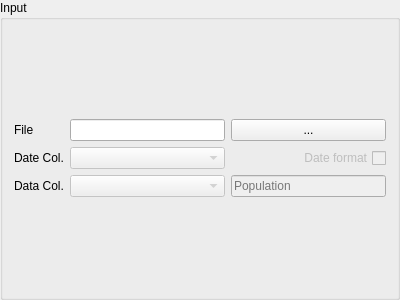
Qt form epipy/ui/view/inputgroupbox.ui (ckaus/EpiPy) before a commit.
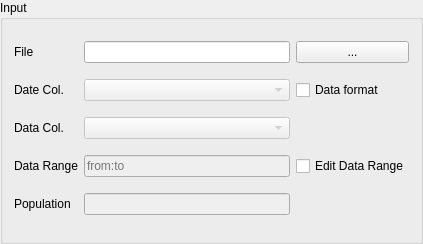
The same form after that commit.

Commit message: add data range to gui

Diff of the .ui file:
```diff
--- a/epipy/ui/view/inputgroupbox.ui
+++ b/epipy/ui/view/inputgroupbox.ui
@@ -6,8 +6,8 @@
    <rect>
     <x>0</x>
     <y>0</y>
-    <width>400</width>
-    <height>300</height>
+    <width>423</width>
+    <height>244</height>
    </rect>
   </property>
   <property name="windowTitle">
@@ -16,36 +16,15 @@
   <property name="title">
    <string>Input</string>
   </property>
-  <layout class="QVBoxLayout" name="verticalLayout">
-   <item>
-    <layout class="QGridLayout" name="input_layout">
-     <item row="3" column="0">
-      <widget class="QLabel" name="data_label">
+  <layout class="QGridLayout" name="gridLayout">
+   <item row="0" column="0">
+    <widget class="QLabel" name="file_label">
        <property name="text">
-        <string>Data Col.</string>
+      <string>File</string>
        </property>
       </widget>
      </item>
-     <item row="1" column="2">
-      <widget class="QCheckBox" name="format_check_box">
-       <property name="enabled">
-        <bool>false</bool>
-       </property>
-       <property name="sizePolicy">
-        <sizepolicy hsizetype="Fixed" vsizetype="Fixed">
-         <horstretch>0</horstretch>
-         <verstretch>0</verstretch>
-        </sizepolicy>
-       </property>
-       <property name="layoutDirection">
-        <enum>Qt::RightToLeft</enum>
-       </property>
-       <property name="text">
-        <string>Date format</string>
-       </property>
-      </widget>
-     </item>
-     <item row="3" column="1">
+   <item row="2" column="1">
       <widget class="QComboBox" name="data_cb">
        <property name="enabled">
         <bool>false</bool>
@@ -59,29 +38,6 @@
        </property>
       </widget>
      </item>
-     <item row="0" column="0">
-      <widget class="QLabel" name="file_label">
-       <property name="text">
-        <string>File</string>
-       </property>
-      </widget>
-     </item>
-     <item row="0" column="1">
-      <widget class="QLineEdit" name="input_file_text_field">
-       <property name="enabled">
-        <bool>true</bool>
-       </property>
-       <property name="sizePolicy">
-        <sizepolicy hsizetype="MinimumExpanding" vsizetype="Fixed">
-         <horstretch>0</horstretch>
-         <verstretch>0</verstretch>
-        </sizepolicy>
-       </property>
-       <property name="readOnly">
-        <bool>true</bool>
-       </property>
-      </widget>
-     </item>
      <item row="0" column="2">
       <widget class="QPushButton" name="open_file_btn">
        <property name="text">
@@ -96,17 +52,79 @@
        </property>
       </widget>
      </item>
-     <item row="3" column="2">
-      <widget class="QLineEdit" name="population_line_edit">
-       <property name="enabled">
-        <bool>false</bool>
-       </property>
-       <property name="placeholderText">
+   <item row="2" column="0">
+    <widget class="QLabel" name="data_label">
+     <property name="text">
+      <string>Data Col.</string>
+     </property>
+    </widget>
+   </item>
+   <item row="4" column="0">
+    <widget class="QLabel" name="population_label">
+     <property name="text">
         <string>Population</string>
        </property>
       </widget>
      </item>
-    </layout>
+   <item row="0" column="1">
+    <widget class="QLineEdit" name="input_file_text_field">
+     <property name="enabled">
+      <bool>true</bool>
+     </property>
+     <property name="sizePolicy">
+      <sizepolicy hsizetype="MinimumExpanding" vsizetype="Fixed">
+       <horstretch>0</horstretch>
+       <verstretch>0</verstretch>
+      </sizepolicy>
+     </property>
+     <property name="readOnly">
+      <bool>true</bool>
+     </property>
+    </widget>
+   </item>
+   <item row="4" column="1">
+    <widget class="QLineEdit" name="population_line_edit">
+     <property name="enabled">
+      <bool>false</bool>
+     </property>
+     <property name="placeholderText">
+      <string/>
+     </property>
+    </widget>
+   </item>
+   <item row="3" column="0">
+    <widget class="QLabel" name="data_range_label">
+     <property name="text">
+      <string>Data Range</string>
+     </property>
+    </widget>
+   </item>
+   <item row="3" column="1">
+    <widget class="QLineEdit" name="data_range_line_edit">
+     <property name="enabled">
+      <bool>false</bool>
+     </property>
+     <property name="text">
+      <string/>
+     </property>
+     <property name="placeholderText">
+      <string>from:to</string>
+     </property>
+    </widget>
+   </item>
+   <item row="3" column="2">
+    <widget class="QCheckBox" name="data_range_check_box">
+     <property name="text">
+      <string>Edit Data Range</string>
+     </property>
+    </widget>
+   </item>
+   <item row="1" column="2">
+    <widget class="QCheckBox" name="format_check_box">
+     <property name="text">
+      <string>Data format</string>
+     </property>
+    </widget>
    </item>
   </layout>
  </widget>
```
Left out of the diff: 6 changed lines with no effect on the pictures. Lines whose indentation alone changed are shown as unchanged. The commit also changes 4 other files.
